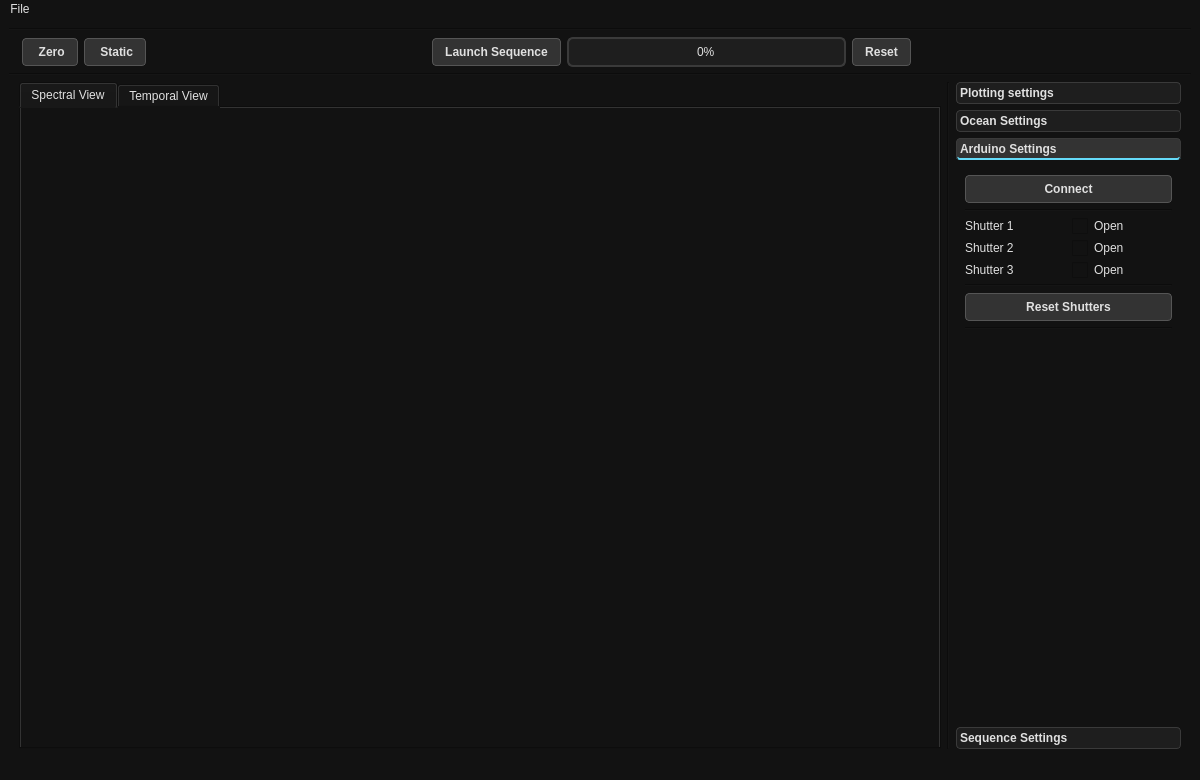
Before: the Qt Designer form XChroma/ui/MainWindow.ui in Alex6Crbt/XChroma, drawn with Qt 5.
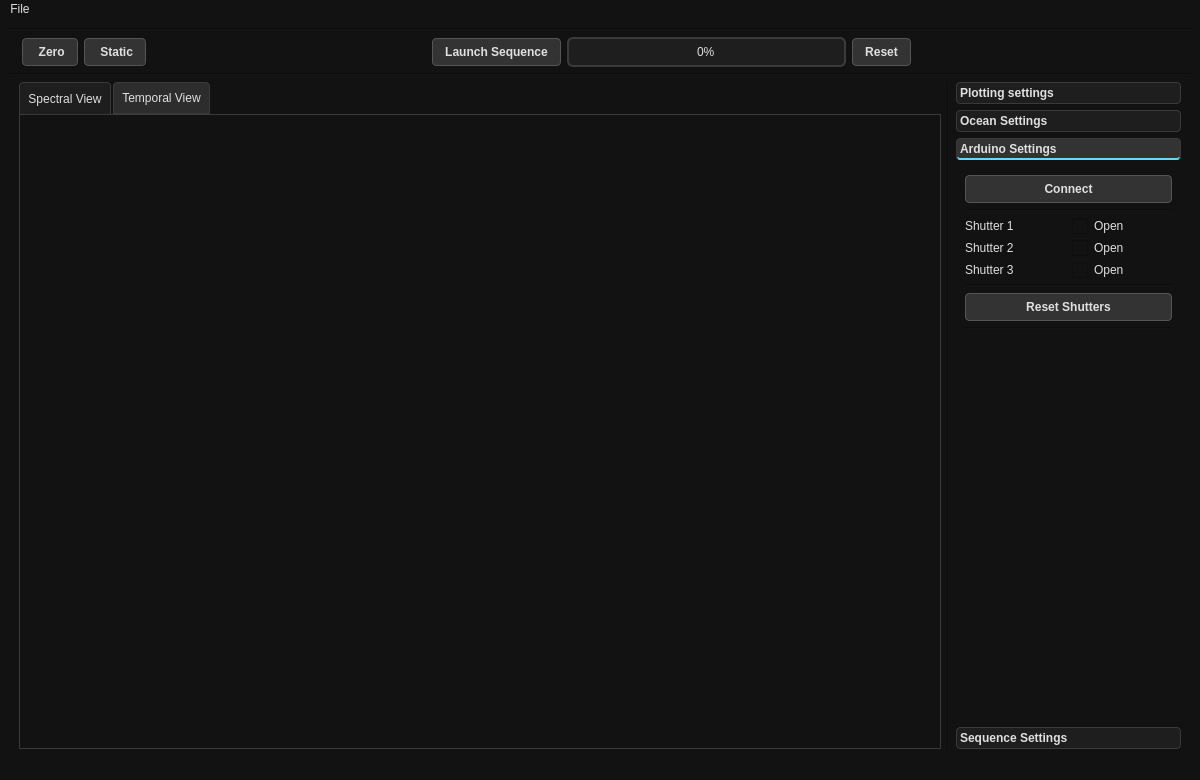
After: the same form once the commit is applied. The open tabs and pages were chosen to show the change. Icons and pictures are not drawn. Custom widgets are drawn as their Qt base class.

```diff
--- a/XChroma/ui/MainWindow.ui
+++ b/XChroma/ui/MainWindow.ui
@@ -123,19 +123,36 @@
 
 
 /* Table Widget */
-QTableWidget {
-    background-color: #1E1E1E;
-    color: #E0E0E0;
+/* Style the overall pane of the QTabWidget */
+QTabWidget::pane {
     border: 1px solid #3A3A3A;
+    background-color: #1E1E1E;
 }
 
-QHeaderView::section {
-    background-color: #333333;
+/* Style individual tabs */
+QTabBar::tab {
+    background-color: #2d2d2d;
     color: #E0E0E0;
-    padding: 4px;
     border: 1px solid #3A3A3A;
+    padding: 8px;
+    margin-right: 2px;
+    border-top-left-radius: 4px;
+    border-top-right-radius: 4px;
 }
 
+/* Style the selected tab */
+QTabBar::tab:selected {
+    background-color: #1E1E1E;
+    border-bottom: 1px solid #1E1E1E;  /* This helps the selected tab blend into the pane */
+    margin-bottom: -1px;
+}
+
+/* Add a hover effect for a more interactive feel */
+QTabBar::tab:hover {
+    background-color: #3A3A3A;
+}
+
+
 
 /* Progress Bar */
 /* Progress Bar Container */
@@ -337,15 +354,6 @@
           <verstretch>0</verstretch>
          </sizepolicy>
         </property>
-        <property name="tabPosition">
-         <enum>QTabWidget::TabPosition::North</enum>
-        </property>
-        <property name="tabShape">
-         <enum>QTabWidget::TabShape::Rounded</enum>
-        </property>
-        <property name="currentIndex">
-         <number>1</number>
-        </property>
         <widget class="QWidget" name="tab">
          <property name="sizePolicy">
           <sizepolicy hsizetype="Expanding" vsizetype="Expanding">
```
